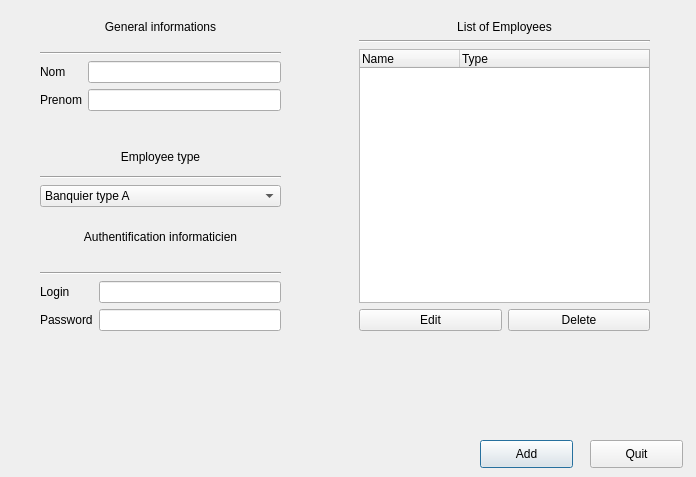
Above: addingemployee.ui from GouVsky/Projet_C- before the change. Below: the same form after it.
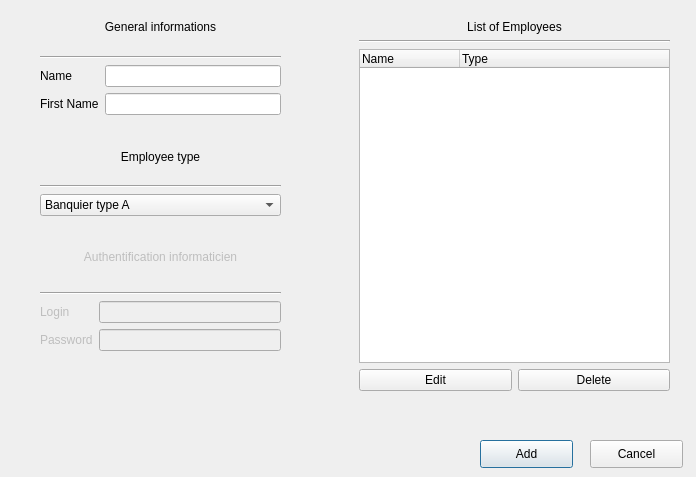
That is the form after the change.

Commit message: Adding of same graphic style for all windows.

```diff
--- a/addingemployee.ui
+++ b/addingemployee.ui
@@ -19,7 +19,7 @@
      <x>40</x>
      <y>20</y>
      <width>241</width>
-     <height>91</height>
+     <height>95</height>
     </rect>
    </property>
    <layout class="QGridLayout" name="NameInforation">
@@ -29,7 +29,7 @@
     <item row="2" column="0">
      <widget class="QLabel" name="Nom">
       <property name="text">
-       <string>Nom</string>
+       <string>Name</string>
       </property>
      </widget>
     </item>
@@ -39,7 +39,7 @@
     <item row="3" column="0">
      <widget class="QLabel" name="Prenom">
       <property name="text">
-       <string>Prenom</string>
+       <string>First Name</string>
       </property>
      </widget>
     </item>
@@ -74,7 +74,7 @@
      <x>40</x>
      <y>150</y>
      <width>241</width>
-     <height>57</height>
+     <height>66</height>
     </rect>
    </property>
    <layout class="QVBoxLayout" name="verticalLayout_3">
@@ -140,7 +140,7 @@
    <property name="geometry">
     <rect>
      <x>40</x>
-     <y>230</y>
+     <y>250</y>
      <width>241</width>
      <height>101</height>
     </rect>
@@ -148,6 +148,9 @@
    <layout class="QGridLayout" name="InformaticienLoginGrid">
     <item row="2" column="0">
      <widget class="QLabel" name="InformaticienLogin">
+      <property name="enabled">
+       <bool>false</bool>
+      </property>
       <property name="text">
        <string>Login</string>
       </property>
@@ -155,16 +158,26 @@
     </item>
     <item row="3" column="0">
      <widget class="QLabel" name="InformaticienPassword">
+      <property name="enabled">
+       <bool>false</bool>
+      </property>
       <property name="text">
        <string>Password</string>
       </property>
      </widget>
     </item>
     <item row="2" column="1">
-     <widget class="QLineEdit" name="lineEdit"/>
+     <widget class="QLineEdit" name="editInformaticienLogin">
+      <property name="enabled">
+       <bool>false</bool>
+      </property>
+     </widget>
     </item>
     <item row="0" column="0" colspan="2">
-     <widget class="QLabel" name="label_2">
+     <widget class="QLabel" name="informaticienIdentification">
+      <property name="enabled">
+       <bool>false</bool>
+      </property>
       <property name="text">
        <string>Authentification informaticien</string>
       </property>
@@ -181,7 +194,11 @@
      </widget>
     </item>
     <item row="3" column="1">
-     <widget class="QLineEdit" name="lineEdit_2"/>
+     <widget class="QLineEdit" name="editInformaticienPassword">
+      <property name="enabled">
+       <bool>false</bool>
+      </property>
+     </widget>
     </item>
    </layout>
   </widget>
@@ -208,7 +225,7 @@
     </rect>
    </property>
    <property name="text">
-    <string>Quit</string>
+    <string>Cancel</string>
    </property>
   </widget>
   <widget class="QWidget" name="gridLayoutWidget_3">
@@ -216,8 +233,8 @@
     <rect>
      <x>359</x>
      <y>20</y>
-     <width>291</width>
-     <height>311</height>
+     <width>311</width>
+     <height>371</height>
     </rect>
    </property>
    <layout class="QGridLayout" name="gridLayout">
```
Left out of the diff: 12 changed lines with no effect on the pictures. The commit also changes 3 other files.
